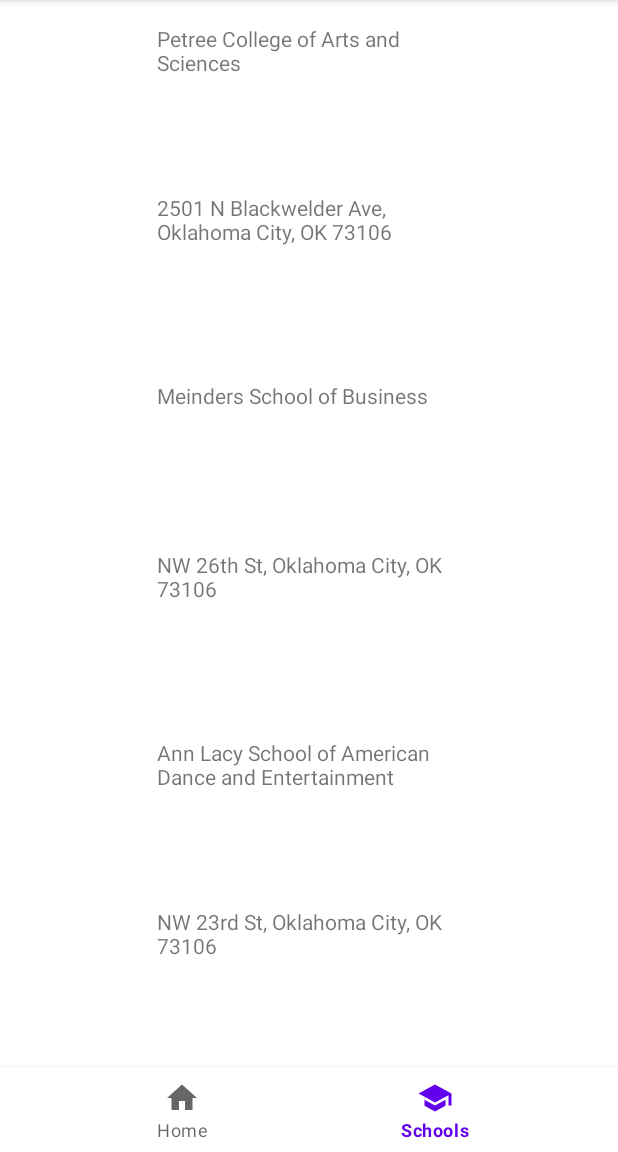
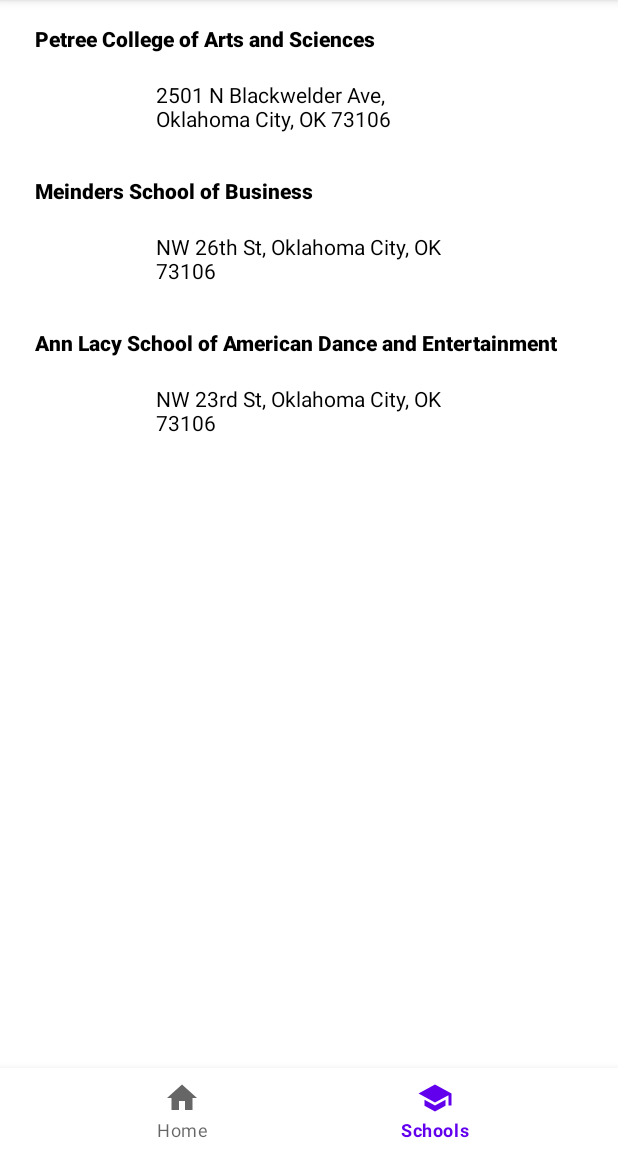
Before and after one commit to cucu2000/TP02_Blue, an Android app: the screen it shows after launch (MainActivity), item 2 of the bottom bar chosen, on a phone screen of 412 x 824 dp, the part 84-1236 px from its top. Run offline under Robolectric (Android 15) with nearby library versions, the phone set to English and light mode, and no system bars.

Commit message:
Changed activity_school layout

```diff
--- a/app/src/main/res/layout/activity_school.xml
+++ b/app/src/main/res/layout/activity_school.xml
@@ -8,30 +8,33 @@
 
     <TextView
         android:id="@+id/textViewSchoolAddress"
-        android:layout_width="203dp"
-        android:layout_height="93dp"
+        android:layout_width="202dp"
+        android:layout_height="48dp"
         android:layout_marginStart="104dp"
         android:layout_marginLeft="104dp"
-        android:layout_marginTop="19dp"
         android:layout_marginEnd="104dp"
         android:layout_marginRight="104dp"
-        android:layout_marginBottom="16dp"
         android:text="TextView"
-        app:layout_constraintBottom_toBottomOf="parent"
+        android:textColor="@android:color/black"
+        android:textColorHighlight="#000000"
         app:layout_constraintEnd_toEndOf="parent"
+        app:layout_constraintHorizontal_bias="0.0"
         app:layout_constraintStart_toStartOf="parent"
         app:layout_constraintTop_toBottomOf="@+id/textViewSchoolName" />
 
     <TextView
         android:id="@+id/textViewSchoolName"
-        android:layout_width="203dp"
-        android:layout_height="93dp"
-        android:layout_marginStart="104dp"
-        android:layout_marginLeft="104dp"
+        android:layout_width="365dp"
+        android:layout_height="37dp"
+        android:layout_marginStart="23dp"
+        android:layout_marginLeft="23dp"
         android:layout_marginTop="16dp"
-        android:layout_marginEnd="104dp"
-        android:layout_marginRight="104dp"
+        android:layout_marginEnd="23dp"
+        android:layout_marginRight="23dp"
+        android:fontFamily="sans-serif-black"
         android:text="TextView"
+        android:textColor="#000000"
+        android:textColorHighlight="#FFFFFF"
         app:layout_constraintEnd_toEndOf="parent"
         app:layout_constraintStart_toStartOf="parent"
         app:layout_constraintTop_toTopOf="parent" />
```
